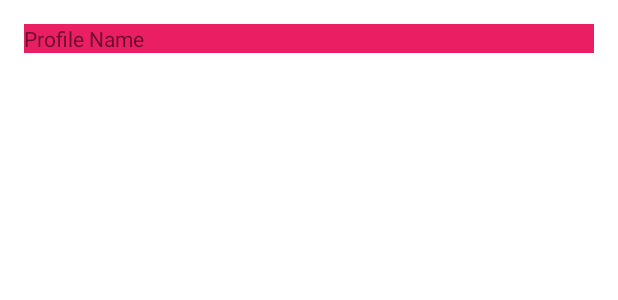
After one commit to aditheking/AmiMatch, an Android app: the layout item_card.xml on its own in the app's theme, with its tools: preview values and no code run, on a phone screen of 412 x 824 dp. The commit adds this screen. Shown: the top 300 px of the screen. Run offline under Robolectric (Android 15) with nearby library versions, the phone set to English and light mode, and no system bars.

Commit message:
Implement card stack view in feed                                      -messed up implementation but work!                                  -yuyakaido card stack view used                                      -add right left up down swipe with tick and cancel button
Signed-off-by: aditheking <aupreti72@gmail.com>

```diff
--- a/app/build.gradle.kts
+++ b/app/build.gradle.kts
@@ -69,6 +69,7 @@ dependencies {
     implementation("com.google.android.material:material:1.11.0")
     implementation("com.google.firebase:firebase-auth:22.3.1")
     implementation ("com.google.firebase:firebase-firestore-ktx:23.0.3")
+    implementation("com.github.yuyakaido:cardstackview:2.3.4")
     implementation ("com.firebaseui:firebase-ui-firestore:8.0.0")
     implementation ("com.github.bumptech.glide:glide:4.12.0")
     implementation ("org.jetbrains.kotlin:kotlin-stdlib:1.5.0")
--- /dev/null
+++ b/app/src/main/res/drawable/card_background.xml
@@ -0,0 +1,5 @@
+<?xml version="1.0" encoding="utf-8"?>
+<shape xmlns:android="http://schemas.android.com/apk/res/android"
+    android:shape="rectangle">
+    <solid android:color="#E91E63"/>
+</shape>
--- /dev/null
+++ b/app/src/main/res/layout/item_card.xml
@@ -0,0 +1,13 @@
+<?xml version="1.0" encoding="utf-8"?>
+<FrameLayout xmlns:android="http://schemas.android.com/apk/res/android"
+    android:layout_width="match_parent"
+    android:layout_height="wrap_content"
+    android:layout_margin="16dp"
+    android:background="@drawable/card_background">
+
+    <TextView
+        android:layout_width="match_parent"
+        android:layout_height="wrap_content"
+        android:text="Profile Name" />
+
+</FrameLayout>
--- a/build.gradle.kts
+++ b/build.gradle.kts
@@ -1,6 +1,8 @@
 buildscript {
     repositories {
         google()
+        maven("https://jitpack.io")
+
     }
     dependencies {
         classpath("com.google.gms:google-services:4.4.1")
--- a/settings.gradle.kts
+++ b/settings.gradle.kts
@@ -10,6 +10,8 @@ dependencyResolutionManagement {
     repositories {
         google()
         mavenCentral()
+        maven("https://jitpack.io")
+
     }
 }
 
```
Also changed, not shown: app/src/main/java/com.mini/amimatch/FeedActivity.kt (+46 -9 lines), app/src/main/res/drawable/profile_card_background.xml (added, +9 -0 lines), app/src/main/res/layout/activity_feed.xml (+3 -4 lines), app/src/main/res/layout/profile_card_item.xml (+49 -10 lines), app/src/main/res/drawable/ic_cross.png (added), app/src/main/res/drawable/ic_tick.png (added).
